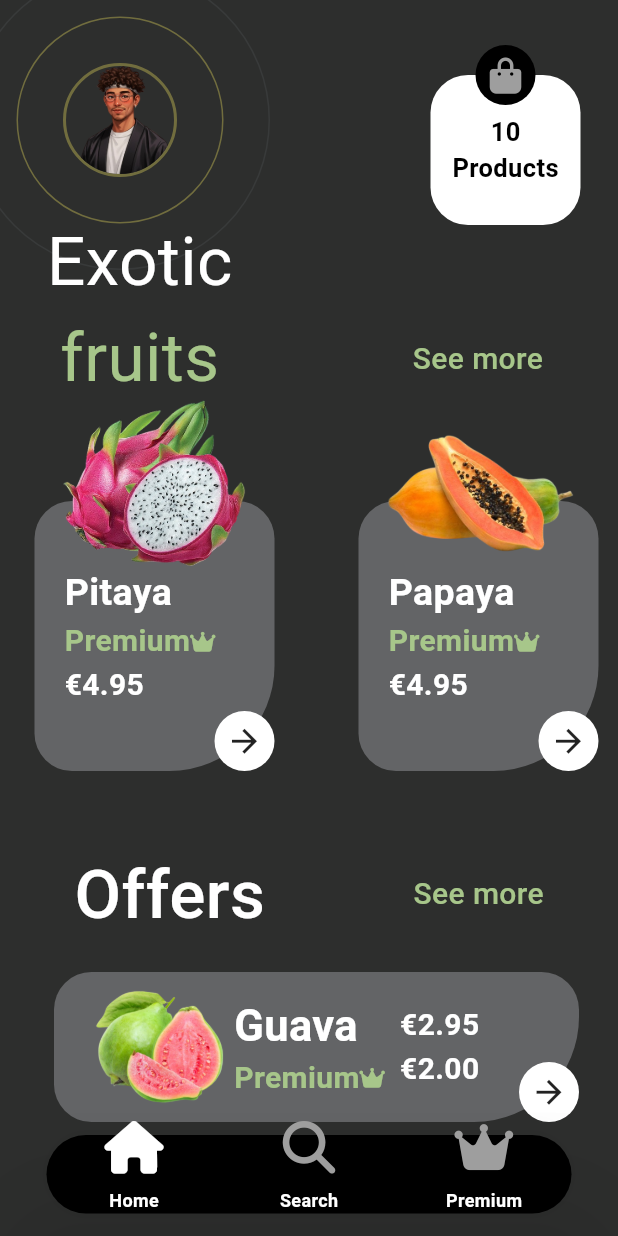
After one commit to mohamedqandill/Plantify, a Flutter app: the screen it shows after launch, after a tap on "Fruits", on a phone screen of 412 x 824 dp. The commit adds this screen. Run offline on Flutter 3.47's test engine with Material 3 defaults, Android fonts, the phone set to English and light mode, and no system bars; drawn by our look-alikes of custom_navigation_bar; our stand-ins replace flutter_rating_bar, font_awesome_flutter.

Commit message:
fruit home screen UI done

```diff
--- a/lib/constants/constants.dart
+++ b/lib/constants/constants.dart
@@ -4,3 +4,4 @@ const Color primaryColor = Color(0xff156B09);
 const Color secondaryColor = Color(0xff8ED68A);
 const Color fruitPrimaryColor = Color(0xff2D2E2D);
 const Color fruitSecondaryColor = Color(0xff636466);
+const Color fruitgreenColor = Color(0xffA7C68A);
--- /dev/null
+++ b/lib/fruits/screens/fruit_screen.dart
@@ -0,0 +1,92 @@
+import 'package:custom_navigation_bar/custom_navigation_bar.dart';
+import 'package:flutter/material.dart';
+import 'package:font_awesome_flutter/font_awesome_flutter.dart';
+import 'package:plantify/constants/constants.dart';
+
+import '../widgets/fruits_screen_body.dart';
+
+class FruitScreen extends StatefulWidget {
+  const FruitScreen({super.key});
+
+  @override
+  State<FruitScreen> createState() => _FruitScreenState();
+}
+
+class _FruitScreenState extends State<FruitScreen> {
+  int currentIndex = 0;
+
+  @override
+  Widget build(BuildContext context) {
+    return Scaffold(
+        backgroundColor: fruitPrimaryColor,
+        body: const FruitsScreenBody(),
+        bottomNavigationBar: ClipRRect(
+            borderRadius: const BorderRadius.only(
+                topLeft: Radius.circular(15), topRight: Radius.circular(15)),
+            child: SizedBox(
+                height: MediaQuery.of(context).size.height * 0.1,
+                child: Padding(
+                    padding: const EdgeInsets.all(15.0),
+                    child: CustomNavigationBar(
+                      currentIndex: currentIndex,
+                      isFloating: true,
+                      iconSize: 35,
+                      elevation: 40,
+                      scaleCurve: Curves.easeOut,
+                      bubbleCurve: Curves.linear,
+                      borderRadius: const Radius.circular(50),
+                      selectedColor: Colors.white,
+                      unSelectedColor: Colors.grey,
+                      backgroundColor: Colors.black,
+                      onTap: (value) {
+                        setState(() {
+                          currentIndex = value;
+                        });
+                      },
+                      items: [
+                        CustomNavigationBarItem(
+                          title: const Text(
+                            "Home",
+                            style: TextStyle(
+                                fontWeight: FontWeight.bold,
+                                fontSize: 12,
+                                color: Colors.white),
+                          ),
+                          icon: Transform.translate(
+                            offset: const Offset(0, -10),
+                            child: const FaIcon(FontAwesomeIcons.house),
+                          ),
+                        ),
+                        CustomNavigationBarItem(
+                          title: const Text(
+                            "Search",
+                            style: TextStyle(
+                                fontWeight: FontWeight.bold,
+                                fontSize: 12,
+                                color: Colors.white),
+                          ),
+                          icon: Transform.translate(
+                            offset: const Offset(0, -10),
+                            child:
+                                const FaIcon(FontAwesomeIcons.magnifyingGlass),
+                          ),
+                        ),
+                        CustomNavigationBarItem(
+                          title: const Text(
+                            "Premium",
+                            style: TextStyle(
+                                fontWeight: FontWeight.bold,
+                                fontSize: 12,
+                                color: Colors.white),
+                          ),
+                          icon: Transform.translate(
+                            offset: const Offset(0, -10),
+                            child: const FaIcon(
+                              FontAwesomeIcons.crown,
+                            ),
+                          ),
+                        ),
+                      ],
+                    )))));
+  }
+}
--- /dev/null
+++ b/lib/fruits/widgets/fruits_screen_body.dart
@@ -0,0 +1,431 @@
+import 'package:flutter/material.dart';
+import 'package:font_awesome_flutter/font_awesome_flutter.dart';
+
+import '../../constants/constants.dart';
+
+class FruitsScreenBody extends StatelessWidget {
+  const FruitsScreenBody({super.key});
+
+  @override
+  Widget build(BuildContext context) {
+    return Column(
+      crossAxisAlignment: CrossAxisAlignment.start,
+      children: [
+        Row(
+          children: [
+            Transform.translate(
+              offset: const Offset(-20, -20),
+              child: Stack(
+                clipBehavior: Clip.none,
+                children: [
+                  Container(
+                    width: 200,
+                    height: 200,
+                    padding: const EdgeInsets.all(30),
+                    decoration: BoxDecoration(
+                        color: Colors.transparent,
+                        border: Border.all(
+                            width: 1, color: const Color(0xff383A3A)),
+                        shape: BoxShape.circle),
+                    child: Container(
+                      width: 100,
+                      height: 100,
+                      padding: const EdgeInsets.all(30),
+                      decoration: BoxDecoration(
+                          color: Colors.transparent,
+                          border: Border.all(
+                              width: 1, color: const Color(0xff716D3E)),
+                          shape: BoxShape.circle),
+                      child: Container(
+                        width: 50,
+                        height: 50,
+                        decoration: BoxDecoration(
+                            color: Colors.transparent,
+                            border: Border.all(
+                                width: 2, color: const Color(0xff716D3E)),
+                            shape: BoxShape.circle),
+                        child: ClipOval(
+                          child: Image.asset(
+                            "assets/images/person.png",
+                            fit: BoxFit.cover,
+                          ),
+                        ),
+                      ),
+                    ),
+                  ),
+                  const Positioned(
+                    bottom: -90,
+                    right: 25,
+                    child: Column(
+                      children: [
+                        Text(
+                          "Exotic",
+                          style: TextStyle(
+                              fontSize: 45,
+                              fontWeight: FontWeight.w400,
+                              color: Colors.white),
+                        ),
+                        Text(
+                          "fruits",
+                          style: TextStyle(
+                              fontSize: 45,
+                              fontWeight: FontWeight.w400,
+                              color: fruitgreenColor),
+                        ),
+                      ],
+                    ),
+                  )
+                ],
+              ),
+            ),
+            const Spacer(),
+            Stack(
+              clipBehavior: Clip.none,
+              children: [
+                Container(
+                  width: 100,
+                  height: 100,
+                  margin: const EdgeInsets.only(right: 25),
+                  decoration: BoxDecoration(
+                      borderRadius: BorderRadius.circular(25),
+                      color: Colors.white),
+                  child: const Column(
+                    mainAxisAlignment: MainAxisAlignment.center,
+                    children: [
+                      Text(
+                        "10",
+                        style: TextStyle(
+                            fontWeight: FontWeight.bold,
+                            fontSize: 17,
+                            color: Colors.black),
+                      ),
+                      Text("Products",
+                          style: TextStyle(
+                              fontWeight: FontWeight.bold,
+                              fontSize: 17,
+                              color: Colors.black)),
+                    ],
+                  ),
+                ),
+                Positioned(
+                  top: -20,
+                  left: 30,
+                  child: Container(
+                    width: 40,
+                    height: 40,
+                    decoration: BoxDecoration(
+                        borderRadius: BorderRadius.circular(50),
+                        color: Colors.black),
+                    child: const Center(
+                      child: FaIcon(
+                        FontAwesomeIcons.bagShopping,
+                        color: Colors.grey,
+                      ),
+                    ),
+                  ),
+                )
+              ],
+            )
+          ],
+        ),
+        const Align(
+          alignment: Alignment.centerRight,
+          child: Padding(
+            padding: EdgeInsets.only(top: 25, right: 50),
+            child: Text(
+              "See more",
+              style: TextStyle(
+                  fontSize: 20,
+                  fontWeight: FontWeight.w500,
+                  color: fruitgreenColor),
+            ),
+          ),
+        ),
+        Row(
+          mainAxisAlignment: MainAxisAlignment.spaceAround,
+          children: [
+            Stack(
+              clipBehavior: Clip.none,
+              children: [
+                Padding(
+                  padding: const EdgeInsets.only(left: 10, top: 80),
+                  child: Container(
+                    width: 160,
+                    height: 180,
+                    decoration: const BoxDecoration(
+                        color: fruitSecondaryColor,
+                        borderRadius: BorderRadius.only(
+                          topRight: Radius.circular(25),
+                          topLeft: Radius.circular(25),
+                          bottomLeft: Radius.circular(25),
+                          bottomRight: Radius.circular(70),
+                        )),
+                    child: const Padding(
+                      padding: EdgeInsets.only(left: 20),
+                      child: Column(
+                        mainAxisAlignment: MainAxisAlignment.center,
+                        crossAxisAlignment: CrossAxisAlignment.start,
+                        children: [
+                          Text(
+                            "Pitaya",
+                            style: TextStyle(
+                                fontSize: 25,
+                                fontWeight: FontWeight.bold,
+                                color: Colors.white),
+                          ),
+                          Row(
+                            children: [
+                              Text(
+                                "Premium",
+                                style: TextStyle(
+                                    fontSize: 20,
+                                    fontWeight: FontWeight.bold,
+                                    color: fruitgreenColor),
+                              ),
+                              FaIcon(
+                                FontAwesomeIcons.crown,
+                                color: fruitgreenColor,
+                                size: 15,
+                              )
+                            ],
+                          ),
+                          Text(
+                            "€4.95",
+                            style: TextStyle(
+                                fontSize: 20,
+                                fontWeight: FontWeight.bold,
+                                color: Colors.white),
+                          ),
+                        ],
+                      ),
+                    ),
+                  ),
+                ),
+                Positioned(
+                  right: 10,
+                  child: Image.asset(
+                    "assets/images/pitaya.png",
+                    width: 140,
+                    height: 140,
+                  ),
+                ),
+                Positioned(
+                    bottom: 0,
+                    right: 0,
+                    child: Container(
+                      width: 40,
+                      height: 40,
+                      decoration: BoxDecoration(
+                          color: Colors.white, shape: BoxShape.circle),
+                      child: const Icon(
+                        Icons.arrow_forward,
+                        size: 25,
+                      ),
+                    ))
+              ],
+            ),
+            Stack(
+              clipBehavior: Clip.none,
+              children: [
+                Padding(
+                  padding: const EdgeInsets.only(left: 30, top: 80),
+                  child: Container(
+                    width: 160,
+                    height: 180,
+                    decoration: const BoxDecoration(
+                        color: fruitSecondaryColor,
+                        borderRadius: BorderRadius.only(
+                          topRight: Radius.circular(25),
+                          topLeft: Radius.circular(25),
+                          bottomLeft: Radius.circular(25),
+                          bottomRight: Radius.circular(70),
+                        )),
+                    child: const Padding(
+                      padding: EdgeInsets.only(left: 20),
+                      child: Column(
+                        mainAxisAlignment: MainAxisAlignment.center,
+                        crossAxisAlignment: CrossAxisAlignment.start,
+                        children: [
+                          Text(
+                            "Papaya",
+                            style: TextStyle(
+                                fontSize: 25,
+                                fontWeight: FontWeight.bold,
+                                color: Colors.white),
+                          ),
+                          Row(
+                            children: [
+                              Text(
+                                "Premium",
+                                style: TextStyle(
+                                    fontSize: 20,
+                                    fontWeight: FontWeight.bold,
+                                    color: fruitgreenColor),
+                              ),
+                              FaIcon(
+                                FontAwesomeIcons.crown,
+                                color: fruitgreenColor,
+                                size: 15,
+                              )
+                            ],
+                          ),
+                          Text(
+                            "€4.95",
+                            style: TextStyle(
+                                fontSize: 20,
+                                fontWeight: FontWeight.bold,
+                                color: Colors.white),
+                          ),
+                        ],
+                      ),
+                    ),
+                  ),
+                ),
+                Positioned(
+                  right: 10,
+                  child: Image.asset(
+                    "assets/images/papaya.png",
+                    width: 140,
+                    height: 140,
+                  ),
+                ),
+                Positioned(
+                    bottom: 0,
+                    right: 0,
+                    child: Container(
+                      width: 40,
+                      height: 40,
+                      decoration: BoxDecoration(
+                          color: Colors.white, shape: BoxShape.circle),
+                      child: const Icon(
+                        Icons.arrow_forward,
+                        size: 25,
+                      ),
+                    ))
+              ],
+            ),
+          ],
+        ),
+        const Padding(
+          padding: EdgeInsets.only(top: 50),
+          child: Row(
+            mainAxisAlignment: MainAxisAlignment.spaceAround,
+            children: [
+              Text(
+                "Offers",
+                style: TextStyle(
+                    fontSize: 45,
+                    fontWeight: FontWeight.w500,
+                    color: Colors.white),
+              ),
+              Text(
+                "See more",
+                style: TextStyle(
+                    fontSize: 20,
+                    fontWeight: FontWeight.w500,
+                    color: fruitgreenColor),
+              ),
+            ],
+          ),
+        ),
+        Center(
+          child: Stack(
+            clipBehavior: Clip.none,
+            children: [
+              Padding(
+                padding: const EdgeInsets.only(left: 10, top: 20),
+                child: Container(
+                  width: 350,
+                  height: 100,
+                  decoration: const BoxDecoration(
+                      color: fruitSecondaryColor,
+                      borderRadius: BorderRadius.only(
+                        topRight: Radius.circular(25),
+                        topLeft: Radius.circular(25),
+                        bottomLeft: Radius.circular(25),
+                        bottomRight: Radius.circular(70),
+                      )),
+                  child: Padding(
+                      padding: EdgeInsets.only(left: 20),
+                      child: Row(
+                        children: [
+                          Image.asset(
+                            "assets/images/guava.png",
+                            width: 100,
+                          ),
+                          const Column(
+                            mainAxisAlignment: MainAxisAlignment.center,
+                            crossAxisAlignment: CrossAxisAlignment.start,
+                            children: [
+                              Text(
+                                "Guava",
+                                style: TextStyle(
+                                    fontSize: 29,
+                                    fontWeight: FontWeight.bold,
+                                    color: Colors.white),
+                              ),
+                              Row(
+                                children: [
+                                  Text(
+                                    "Premium",
+                                    style: TextStyle(
+                                        fontSize: 20,
+                                        fontWeight: FontWeight.bold,
+                                        color: fruitgreenColor),
+                                  ),
+                                  FaIcon(
+                                    FontAwesomeIcons.crown,
+                                    color: fruitgreenColor,
+                                    size: 15,
+                                  )
+                                ],
+                              ),
+                            ],
+                          ),
+                          const SizedBox(
+                            width: 10,
+                          ),
+                          const Column(
+                            mainAxisAlignment: MainAxisAlignment.center,
+                            crossAxisAlignment: CrossAxisAlignment.start,
+                            children: [
+                              Text(
+                                "€2.95",
+                                style: TextStyle(
+                                    fontSize: 20,
+                                    fontWeight: FontWeight.bold,
+                                    color: Colors.white),
+                              ),
+                              Text(
+                                "€2.00",
+                                style: TextStyle(
+                                    fontSize: 20,
+                                    fontWeight: FontWeight.bold,
+                                    color: Colors.white),
+                              ),
+                            ],
+                          ),
+                        ],
+                      )),
+                ),
+              ),
+              Positioned(
+                  bottom: 0,
+                  right: 0,
+                  child: Container(
+                    width: 40,
+                    height: 40,
+                    decoration: BoxDecoration(
+                        color: Colors.white, shape: BoxShape.circle),
+                    child: const Icon(
+                      Icons.arrow_forward,
+                      size: 25,
+                    ),
+                  ))
+            ],
+          ),
+        ),
+      ],
+    );
+  }
+}
--- a/lib/presentation/screens/home_screen.dart
+++ b/lib/home_screen.dart
@@ -1,6 +1,8 @@
 import 'package:flutter/material.dart';
 import 'package:plantify/constants/constants.dart';
-import 'package:plantify/presentation/screens/plants_screen.dart';
+import 'package:plantify/plants/presentation/screens/plants_screen.dart';
+
+import 'fruits/screens/fruit_screen.dart';
 
 class HomeScreen extends StatelessWidget {
   const HomeScreen({super.key});
@@ -57,7 +59,15 @@ class HomeScreen extends StatelessWidget {
               ),
             ),
           ),
-          Container(
+          GestureDetector(
+            onTap: () {
+              Navigator.push(context, MaterialPageRoute(
+                builder: (context) {
+                  return FruitScreen();
+                },
+              ));
+            },
+            child: Container(
               width: 250,
               height: 250,
               decoration: BoxDecoration(
@@ -82,6 +92,7 @@ class HomeScreen extends StatelessWidget {
                 ],
               ),
             ),
+          ),
         ],
       ),
     );
--- a/lib/main.dart
+++ b/lib/main.dart
@@ -1,5 +1,5 @@
 import 'package:flutter/material.dart';
-import 'package:plantify/presentation/screens/home_screen.dart';
+import 'package:plantify/home_screen.dart';
 
 void main() {
   runApp(const MyApp());
--- a/lib/presentation/screens/plants_screen.dart
+++ b/lib/plants/presentation/screens/plants_screen.dart
@@ -1,6 +1,6 @@
 import 'package:flutter/material.dart';
 
-import '../../constants/constants.dart';
+import '../../../constants/constants.dart';
 import '../widgets/plants_view_body.dart';
 
 class PlantsScreen extends StatelessWidget {
--- a/lib/presentation/widgets/custom_counter_widget.dart
+++ b/lib/plants/presentation/widgets/custom_counter_widget.dart
@@ -1,6 +1,6 @@
 import 'package:flutter/material.dart';
 
-import '../../constants/constants.dart';
+import '../../../constants/constants.dart';
 
 class CustomCounter extends StatelessWidget {
   const CustomCounter({super.key, required this.icon, required this.onTap});
--- a/lib/presentation/widgets/custom_paint_bottom_container.dart
+++ b/lib/plants/presentation/widgets/custom_paint_bottom_container.dart
@@ -1,6 +1,6 @@
 import 'package:flutter/material.dart';
 
-import '../../constants/constants.dart';
+import '../../../constants/constants.dart';
 
 class RPSCustomPainterBottomContainer extends CustomPainter {
   @override
--- a/lib/presentation/widgets/plants_details_view_body.dart
+++ b/lib/plants/presentation/widgets/plants_details_view_body.dart
@@ -1,6 +1,6 @@
 import 'package:flutter/material.dart';
 import 'package:plantify/constants/constants.dart';
-import 'package:plantify/presentation/widgets/side_custom_painter.dart';
+import 'package:plantify/plants/presentation/widgets/side_custom_painter.dart';
 
 import 'bottom_custom_painter.dart';
 
--- a/lib/presentation/widgets/plants_view_body.dart
+++ b/lib/plants/presentation/widgets/plants_view_body.dart
@@ -2,10 +2,10 @@ import 'package:flutter/foundation.dart';
 import 'package:flutter/material.dart';
 import 'package:flutter_rating_bar/flutter_rating_bar.dart';
 import 'package:plantify/constants/constants.dart';
-import 'package:plantify/presentation/widgets/bottom_custom_painter.dart';
-import 'package:plantify/presentation/widgets/plants_details_view_body.dart';
-import 'package:plantify/presentation/widgets/side_custom_painter.dart';
+import 'package:plantify/plants/presentation/widgets/plants_details_view_body.dart';
+import 'package:plantify/plants/presentation/widgets/side_custom_painter.dart';
 
+import 'bottom_custom_painter.dart';
 import 'custom_counter_widget.dart';
 import 'lock_card_painter.dart';
 
--- a/pubspec.yaml
+++ b/pubspec.yaml
@@ -38,6 +38,8 @@ dependencies:
   flutter_rating_bar:
   hero_animation:
   device_preview:
+  custom_navigation_bar:
+  font_awesome_flutter:
 
 dev_dependencies:
   flutter_test:
```
Also changed, not shown: assets/images/person.png (added), lib/generated/assets.dart, lib/plants/presentation/screens/plants_details_screen.dart (renamed from lib/presentation/screens/plants_details_screen.dart), lib/plants/presentation/widgets/bottom_custom_painter.dart (renamed from lib/presentation/widgets/bottom_custom_painter.dart), lib/plants/presentation/widgets/lock_card_painter.dart (renamed from lib/presentation/widgets/lock_card_painter.dart), lib/plants/presentation/widgets/side_custom_painter.dart (renamed from lib/presentation/widgets/side_custom_painter.dart), pubspec.lock. Lines whose indentation alone changed are shown as unchanged.
